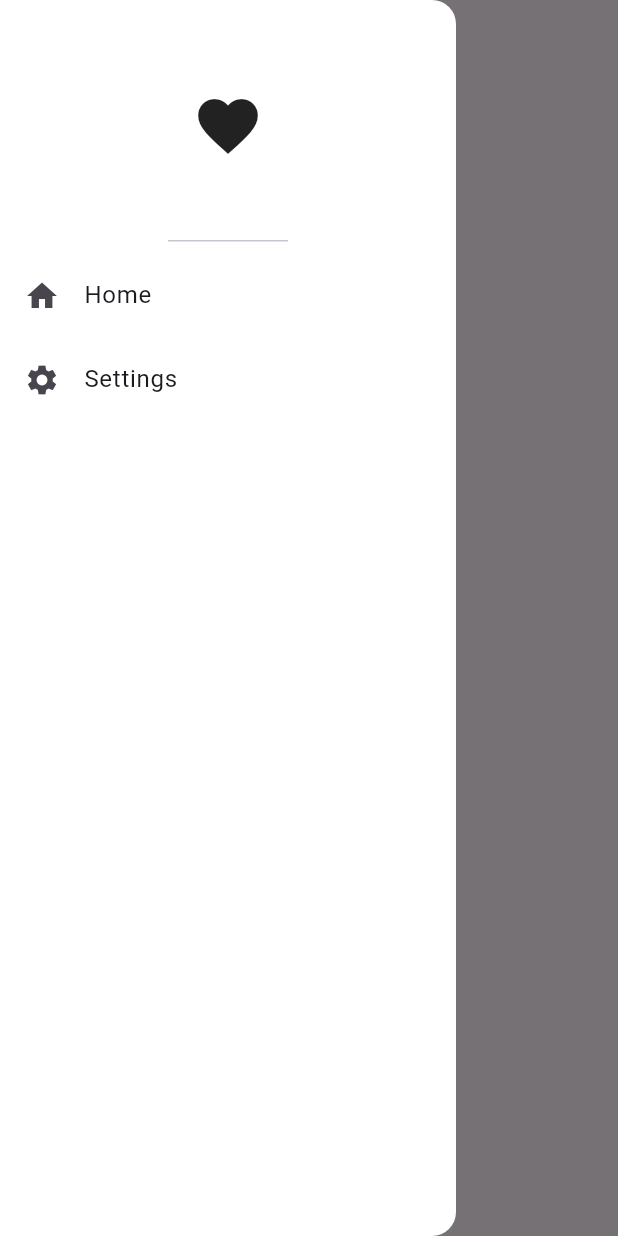
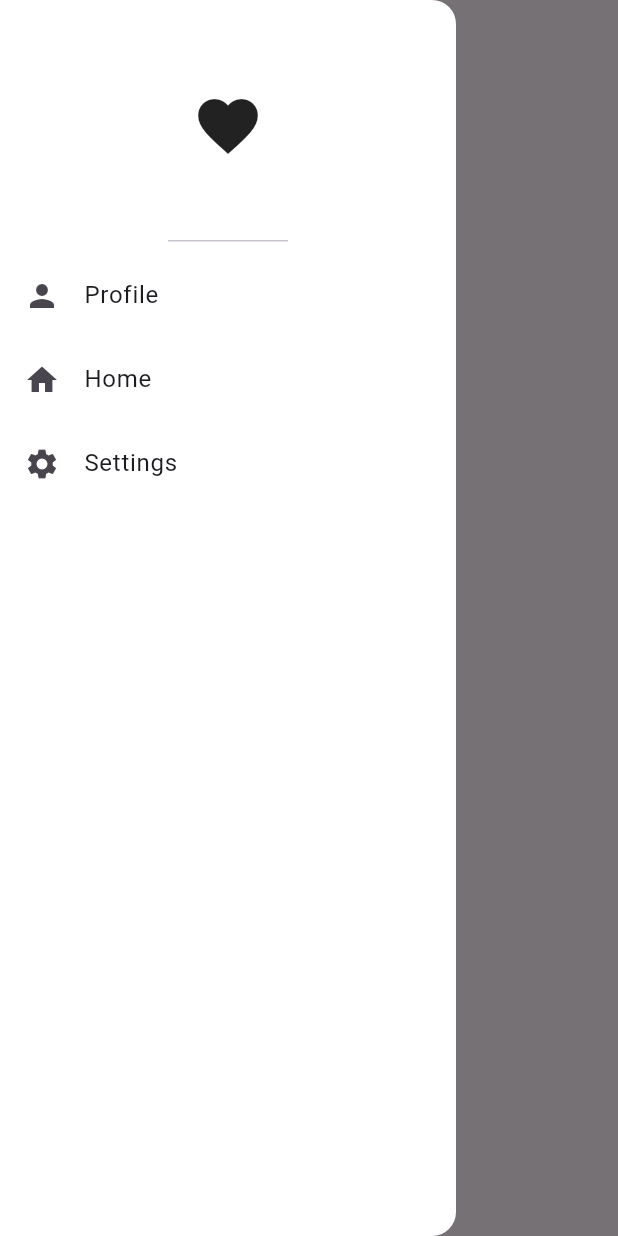
Before and after one commit to edrianflores/flutter-application-1, a Flutter app: the screen it shows after launch, with the side drawer open, on a phone screen of 412 x 824 dp. Run offline on Flutter 3.47's test engine with Material 3 defaults, Android fonts, the phone set to English and light mode, and no system bars.

```diff
--- a/lib/main.dart
+++ b/lib/main.dart
@@ -3,6 +3,7 @@ import 'package:flutter_application_1/pages/first_page.dart';
 import 'package:flutter_application_1/pages/second_page.dart';
 import 'package:flutter_application_1/pages/home_page.dart';
 import 'package:flutter_application_1/pages/settings_page.dart';
+import 'package:flutter_application_1/pages/profile_page.dart';
 
 void main() {
   runApp(const MyApp());
@@ -25,6 +26,7 @@ class MyApp extends StatelessWidget {
         '/secondpage' : (context) => SecondPage(),
         '/homepage' : (context) => HomePage(),
         '/settingspage' : (context) => SettingsPage(),
+        '/profilepage' : (context) => ProfilePage(),
       },
     );
   }
--- a/lib/pages/first_page.dart
+++ b/lib/pages/first_page.dart
@@ -19,6 +19,15 @@ class FirstPage extends StatelessWidget {
                 Icons.favorite,
                 size: 48,
               ),
+            ),
+
+            // profile page list tile
+            ListTile(
+              leading: Icon(Icons.person),
+              title: Text("Profile"),
+              onTap: () {
+                Navigator.pushNamed(context, '/profile');
+              },
             ),
 
             // home page list tile
```
Also changed, not shown: lib/pages/profile_page.dart (added, +14 -0 lines).
